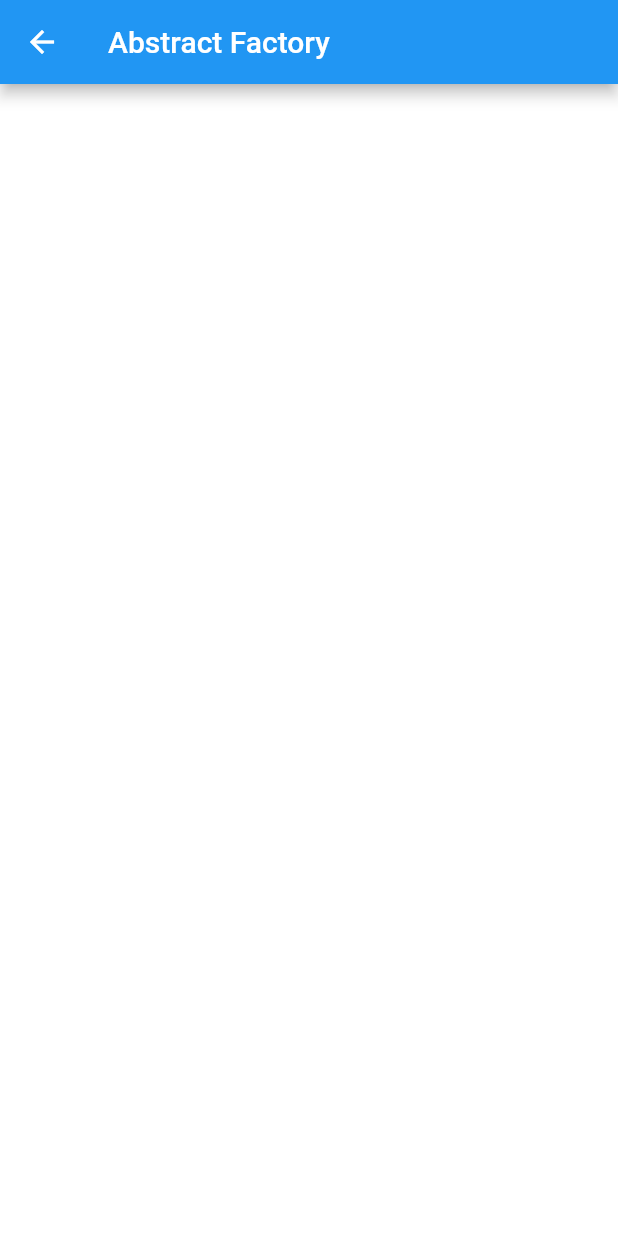
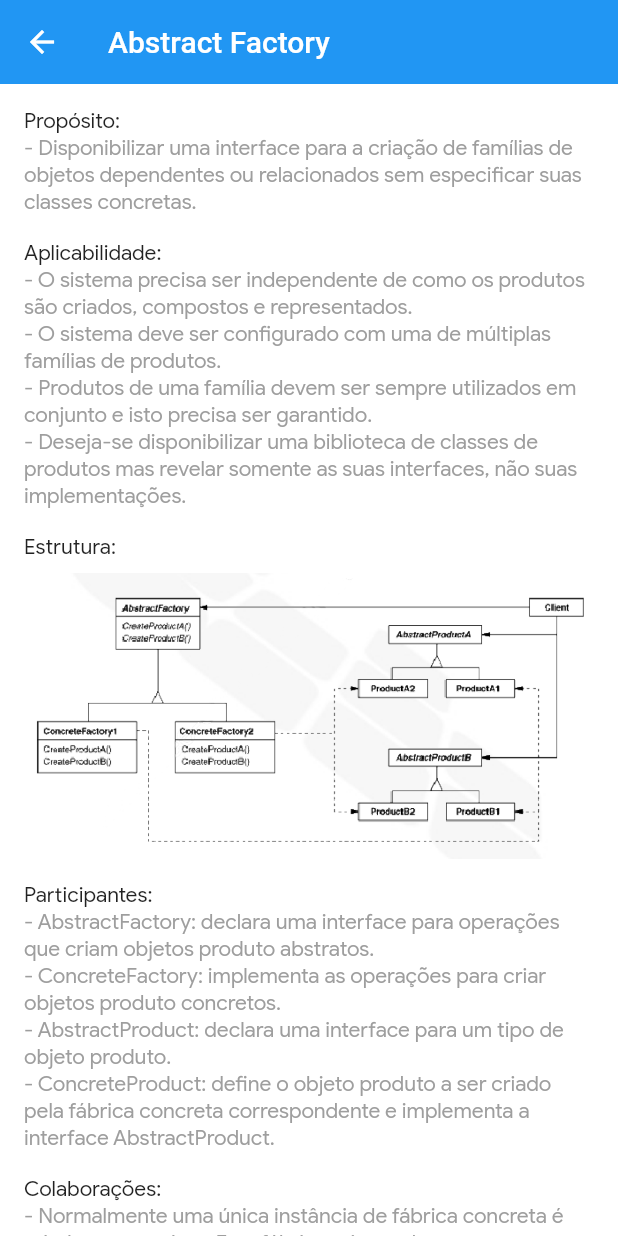
Before and after one commit to Roger28/flutter_design_pattern, a Flutter app: the PatternPage screen opened directly with sample values from the repository, on a phone screen of 412 x 824 dp. Run offline on Flutter 3.47's test engine with Material 2 defaults, Android fonts, the phone set to English and light mode, and no system bars.

Commit message:
Add Abstract Factory layout.

```diff
--- a/lib/model/patterns.dart
+++ b/lib/model/patterns.dart
@@ -4,6 +4,7 @@ class Patterns {
   final String abv;
   final String name;
   final GestureTapCallback onTap;
+  final Widget widget;
 
-  const Patterns({this.abv, this.name, this.onTap});
+  const Patterns({this.abv, this.name, this.onTap, this.widget});
 }
--- a/lib/pages/pattern_page.dart
+++ b/lib/pages/pattern_page.dart
@@ -10,16 +10,10 @@ class PatternPage extends StatelessWidget {
     final Patterns args = ModalRoute.of(context).settings.arguments;
 
     return Scaffold(
-      appBar: AppBar(
-        title: Text(args.name),
-      ),
-      body: ListView(
-        children: <Widget>[
-          Container(
-            color: Colors.blue,
-          ),
-        ],
-      ),
-    );
+        appBar: AppBar(
+          elevation: 0.0,
+          title: Text(args.name),
+        ),
+        body: args.widget);
   }
 }
--- a/lib/universal/utils.dart
+++ b/lib/universal/utils.dart
@@ -1,3 +1,4 @@
+import 'package:dart_design_pattern/widgets/creational/abstract_factory.dart';
 import 'package:flutter/material.dart';
 
 import '../model/patterns.dart';
@@ -16,7 +17,11 @@ class Utils {
 
   static List<Patterns> buildSCreationalList() {
     return [
-      Patterns(abv: 'AB', name: 'Abstract Factory', onTap: () {}),
+      Patterns(
+          abv: 'AF',
+          name: 'Abstract Factory',
+          onTap: () {},
+          widget: AbstractFactory()),
       Patterns(abv: 'BU', name: 'Builder', onTap: () {}),
       Patterns(abv: 'FM', name: 'Factory Method', onTap: () {}),
       Patterns(abv: 'PT', name: 'Prototype', onTap: () {}),
@@ -53,5 +58,4 @@ class Utils {
       Patterns(abv: 'VI', name: 'Visitor', onTap: () {}),
     ];
   }
-
 }
--- /dev/null
+++ b/lib/widgets/creational/abstract_factory.dart
@@ -0,0 +1,117 @@
+import 'package:flutter/material.dart';
+
+class AbstractFactory extends StatelessWidget {
+  final String _purpose = 'Propósito:';
+  final String _contentPurpose =
+      '\n- Disponibilizar uma interface para a criação de famílias de objetos dependentes ou relacionados sem especificar suas classes concretas.';
+
+  final String _applicability = 'Aplicabilidade:';
+  final String _contentApplicability =
+      '\n- O sistema precisa ser independente de como os produtos são criados, compostos e representados.'
+      '\n- O sistema deve ser configurado com uma de múltiplas famílias de produtos.'
+      '\n- Produtos de uma família devem ser sempre utilizados em conjunto e isto precisa ser garantido.'
+      '\n- Deseja-se disponibilizar uma biblioteca de classes de produtos mas revelar somente as suas interfaces, não suas implementações.';
+
+  final String _participants = 'Participantes:';
+  final String _contentParticipants =
+      '\n- AbstractFactory: declara uma interface para operações que criam objetos produto abstratos.'
+      '\n- ConcreteFactory: implementa as operações para criar objetos produto concretos.'
+      '\n- AbstractProduct: declara uma interface para um tipo de objeto produto.'
+      '\n- ConcreteProduct: define o objeto produto a ser criado pela fábrica concreta correspondente e implementa a interface AbstractProduct.';
+
+  final String _collaborations = 'Colaborações:';
+  final String _contentCollaborations = '\n- Normalmente uma única instância de fábrica concreta é criada em run-time. Esta fábrica cria produtos com uma implementação em particular. Para criar outros produtos deve-se utilizar uma fábrica diferente.'
+      '\n- As classes abstratas transferem a responsabilidade de criação dos objetos produto para as suas sub-classes.';
+
+  final String _consequences = 'Consequências:';
+  final String _contentConsequences = '\n - Controla as classes dos objetos que a aplicação cria. Clientes manipulam instâncias somente através de suas interfaces abstratas. Nomes de classes estão isolados nas fábricas concretas, eles não aparecem no código do cliente.'
+      '\n- A classe da fábrica concreta sendo utilizada aparece somente uma vez na aplicação, facilitando modificações. A família de produtos mudaria toda de uma vez.'
+      '\n- Garante que os objetos utilizados são todos de uma mesma família, representada pela fábrica concreta sendo utilizada.'
+      '\n- A interface da fábrica abstrata torna fixo o conjunto de produtos que podem ser criados.'
+      '\n- Suportar um novo produto exige a extensão da interface da fábrica abstrata e a modificação de todas as suas sub-classes.';
+
+  final String _implementation = 'Implementação:';
+  final String _contentImplementation = '\n- Geralmente precisa-se de somente uma instância da fábrica concreta por aplicação.'
+      '\n- A fábrica abstrata somente define uma interface para criação de produtos, geralmente através de um Factory Method para cada produto.'
+      '\n- As fábricas concretas implementam esses Factory Methods para instanciar os objetos.'
+      '\n- A implementação é simples, mas requer uma fábrica concreta para cada família de produtos, mesmo que elas sejam ligeiramente diferentes.'
+      '\n- Se estão previstas muitas famílias, a fábrica concreta pode ser implementada usando o padrão Prototype.'
+      '\n- Teríamos apenas uma fábrica concreta, inicializada com os protótipos dos produtos desejados.'
+      '\n- Uma outra variação é utilizar meta-classes, se disponíveis na linguagem.'
+      '\n- Na fábrica abstrata, os tipos de produtos fazem parte das assinaturas dos Factory Methods. Adicionar um novo produto requer mudar a interface da fábrica abstrata e de todas as classes dela dependentes.'
+      '\n- Uma solução mais flexível porém menos segura é adicionar um parâmetro ao Factory Method indicando o tipo de produto a ser criado.'
+      '\n- A fábrica abstrata (e concreta) teria somente um Factory Method.'
+      '\n- Entretanto, visto que os produtos deverão ter a mesma classe-base, o cliente os enxergará de uma única maneira, sem distinguir os tipos dos produtos.';
+
+  final String _related = 'Padrões Relacionados: ';
+  final String _contentRelated = '\n- O Abstract Factory é geralmente implementado com Factory Methods, mas também pode utilizar o Prototype.'
+      '\n- Uma fábrica concreta é frequentements um Singleton.';
+
+  @override
+  Widget build(BuildContext context) {
+    return ListView(
+      children: <Widget>[
+        Container(
+          padding: const EdgeInsets.all(16.0),
+          child: _buildText(title: _purpose, body: _contentPurpose),
+        ),
+        _buildContainer(title: _applicability, body: _contentApplicability),
+        Container(
+          padding: const EdgeInsets.only(left: 16.0, right: 16.0, bottom: 16.0),
+          child: Column(
+            mainAxisSize: MainAxisSize.min,
+            mainAxisAlignment: MainAxisAlignment.spaceBetween,
+            crossAxisAlignment: CrossAxisAlignment.start,
+            children: <Widget>[
+              Text(
+                'Estrutura: ',
+              ),
+              Container(
+                padding: EdgeInsets.only(top: 8.0),
+                child: Image.asset(
+                  'assets/abs_fact.png',
+                  fit: BoxFit.cover,
+                  filterQuality: FilterQuality.high,
+                ),
+              ),
+            ],
+          ),
+        ),
+        _buildContainer(title: _participants, body: _contentParticipants),
+        _buildContainer(title: _collaborations, body: _contentCollaborations),
+        _buildContainer(title: _consequences, body: _contentConsequences),
+        _buildContainer(title: _implementation, body: _contentImplementation),
+        _buildContainer(title: _related, body: _contentRelated),
+      ],
+    );
+  }
+
+  Container _buildContainer({String title, String body}) {
+    return Container(
+      padding: const EdgeInsets.only(left: 16.0, right: 16.0, bottom: 16.0),
+      child: _buildText(title: title, body: body),
+    );
+  }
+
+  RichText _buildText({String title, String body}) {
+    return RichText(
+      softWrap: true,
+      text: TextSpan(
+        text: title,
+        style: TextStyle(
+          color: Colors.black87,
+          fontFamily: 'GoogleSans',
+        ),
+        children: [
+          TextSpan(
+            text: body,
+            style: TextStyle(
+              color: Colors.grey[500],
+              fontFamily: 'GoogleSans',
+            ),
+          ),
+        ],
+      ),
+    );
+  }
+}
--- a/pubspec.yaml
+++ b/pubspec.yaml
@@ -44,6 +44,7 @@ flutter:
   # To add assets to your application, add an assets section, like this:
   assets:
     - assets/header.png
+    - assets/abs_fact.png
   #  - images/a_dot_ham.jpeg
 
   # An image asset can refer to one or more resolution-specific "variants", see
```
Also changed, not shown: assets/abs_fact.png (added).
